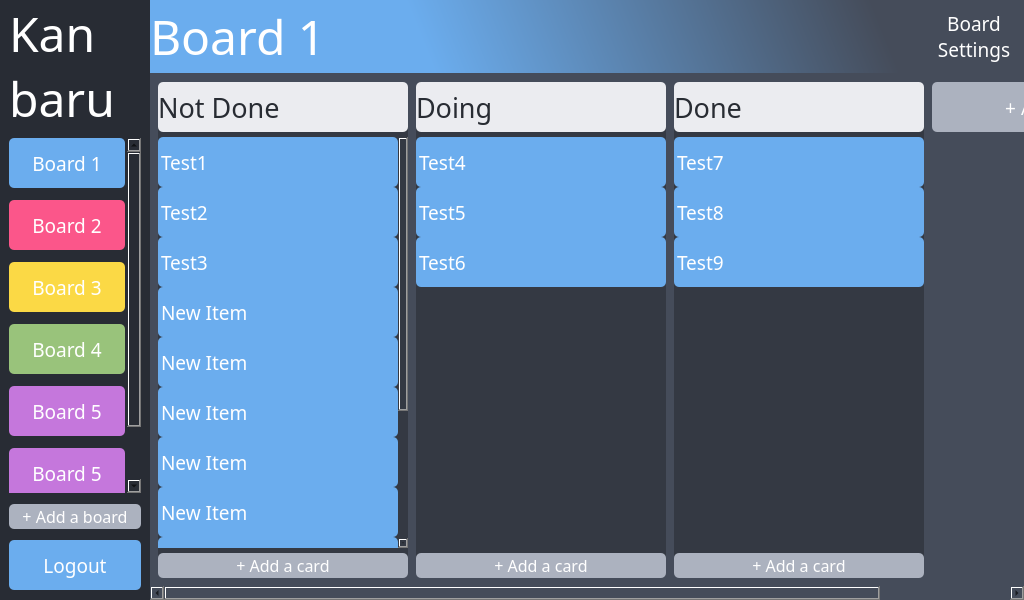
dulapahv/Kanbaru, file src/ui/main.ui: the form before one commit.
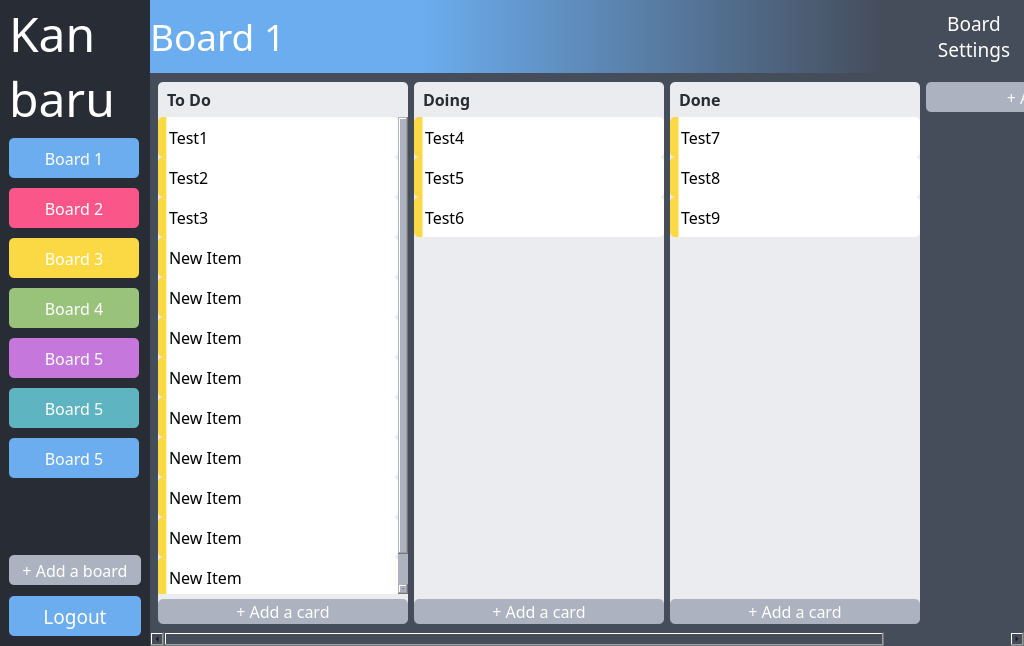
The form after the commit.

```diff
--- a/src/ui/main.ui
+++ b/src/ui/main.ui
@@ -7,7 +7,7 @@
     <x>0</x>
     <y>0</y>
     <width>1024</width>
-    <height>600</height>
+    <height>646</height>
    </rect>
   </property>
   <property name="windowTitle">
@@ -126,14 +126,14 @@
              <property name="geometry">
               <rect>
                <x>0</x>
-               <y>-76</y>
-               <width>122</width>
-               <height>434</height>
+               <y>0</y>
+               <width>132</width>
+               <height>389</height>
               </rect>
              </property>
              <layout class="QVBoxLayout" name="verticalLayout_4">
               <property name="spacing">
-               <number>12</number>
+               <number>10</number>
               </property>
               <property name="leftMargin">
                <number>0</number>
@@ -158,13 +158,13 @@
                 <property name="minimumSize">
                  <size>
                   <width>0</width>
-                  <height>50</height>
+                  <height>40</height>
                  </size>
                 </property>
                 <property name="font">
                  <font>
                   <family>Torus Pro</family>
-                  <pointsize>14</pointsize>
+                  <pointsize>12</pointsize>
                  </font>
                 </property>
                 <property name="cursor">
@@ -184,13 +184,13 @@
                 <property name="minimumSize">
                  <size>
                   <width>0</width>
-                  <height>50</height>
+                  <height>40</height>
                  </size>
                 </property>
                 <property name="font">
                  <font>
                   <family>Torus Pro</family>
-                  <pointsize>14</pointsize>
+                  <pointsize>12</pointsize>
                  </font>
                 </property>
                 <property name="cursor">
@@ -210,13 +210,13 @@
                 <property name="minimumSize">
                  <size>
                   <width>0</width>
-                  <height>50</height>
+                  <height>40</height>
                  </size>
                 </property>
                 <property name="font">
                  <font>
                   <family>Torus Pro</family>
-                  <pointsize>14</pointsize>
+                  <pointsize>12</pointsize>
                  </font>
                 </property>
                 <property name="cursor">
@@ -236,13 +236,13 @@
                 <property name="minimumSize">
                  <size>
                   <width>0</width>
-                  <height>50</height>
+                  <height>40</height>
                  </size>
                 </property>
                 <property name="font">
                  <font>
                   <family>Torus Pro</family>
-                  <pointsize>14</pointsize>
+                  <pointsize>12</pointsize>
                  </font>
                 </property>
                 <property name="cursor">
@@ -262,13 +262,13 @@
                 <property name="minimumSize">
                  <size>
                   <width>0</width>
-                  <height>50</height>
+                  <height>40</height>
                  </size>
                 </property>
                 <property name="font">
                  <font>
                   <family>Torus Pro</family>
-                  <pointsize>14</pointsize>
+                  <pointsize>12</pointsize>
                  </font>
                 </property>
                 <property name="cursor">
@@ -288,20 +288,20 @@
                 <property name="minimumSize">
                  <size>
                   <width>0</width>
-                  <height>50</height>
+                  <height>40</height>
                  </size>
                 </property>
                 <property name="font">
                  <font>
                   <family>Torus Pro</family>
-                  <pointsize>14</pointsize>
+                  <pointsize>12</pointsize>
                  </font>
                 </property>
                 <property name="cursor">
                  <cursorShape>PointingHandCursor</cursorShape>
                 </property>
                 <property name="styleSheet">
-                 <string notr="true">QPushButton {background-color: #c577dc; color: #ffffff; border-radius: 5px}
+                 <string notr="true">QPushButton {background-color: #5eb5c1; color: #ffffff; border-radius: 5px}
 QPushButton:hover {background-color: #7e828c;}</string>
                 </property>
                 <property name="text">
@@ -314,20 +314,20 @@
                 <property name="minimumSize">
                  <size>
                   <width>0</width>
-                  <height>50</height>
+                  <height>40</height>
                  </size>
                 </property>
                 <property name="font">
                  <font>
                   <family>Torus Pro</family>
-                  <pointsize>14</pointsize>
+                  <pointsize>12</pointsize>
                  </font>
                 </property>
                 <property name="cursor">
                  <cursorShape>PointingHandCursor</cursorShape>
                 </property>
                 <property name="styleSheet">
-                 <string notr="true">QPushButton {background-color: #c577dc; color: #ffffff; border-radius: 5px}
+                 <string notr="true">QPushButton {background-color: #6badee; color: #ffffff; border-radius: 5px}
 QPushButton:hover {background-color: #7e828c;}</string>
                 </property>
                 <property name="text">
@@ -373,7 +373,7 @@
             <property name="minimumSize">
              <size>
               <width>0</width>
-              <height>25</height>
+              <height>30</height>
              </size>
             </property>
             <property name="font">
@@ -412,7 +412,7 @@
             <property name="minimumSize">
              <size>
               <width>0</width>
-              <height>50</height>
+              <height>40</height>
              </size>
             </property>
             <property name="font">
@@ -464,11 +464,11 @@
              <property name="font">
               <font>
                <family>Torus Pro</family>
-               <pointsize>36</pointsize>
+               <pointsize>28</pointsize>
               </font>
              </property>
              <property name="styleSheet">
-              <string notr="true">background-color: qlineargradient(spread:pad, x1:0.35, y1:0.522727, x2:0.95, y2:0.5, stop:0 rgba(107, 173, 238, 255), stop:1 rgba(69, 76, 90, 255));
+              <string notr="true">background-color: qlineargradient(spread:pad, x1:0.35, y1:0.5, x2:0.95, y2:0.5, stop:0 rgba(107, 173, 238, 255), stop:1 rgba(69, 76, 90, 255));
 color: #FFFFFF;</string>
              </property>
              <property name="text">
@@ -564,13 +564,13 @@
               <widget class="QWidget" name="scrollAreaWidgetContents">
                <property name="geometry">
                 <rect>
-                 <x>-168</x>
+                 <x>0</x>
                  <y>0</y>
-                 <width>1040</width>
-                 <height>498</height>
+                 <width>1032</width>
+                 <height>544</height>
                 </rect>
                </property>
-               <layout class="QGridLayout" name="gridLayout">
+               <layout class="QHBoxLayout" name="horizontalLayout_5">
                 <property name="leftMargin">
                  <number>8</number>
                 </property>
@@ -583,16 +583,10 @@
                 <property name="bottomMargin">
                  <number>8</number>
                 </property>
-                <property name="horizontalSpacing">
-                 <number>8</number>
-                </property>
-                <property name="verticalSpacing">
-                 <number>0</number>
-                </property>
-                <item row="0" column="0">
+                <item>
                  <widget class="QWidget" name="widget_3" native="true">
                   <property name="sizePolicy">
-                   <sizepolicy hsizetype="Fixed" vsizetype="Preferred">
+                   <sizepolicy hsizetype="Fixed" vsizetype="Minimum">
                     <horstretch>0</horstretch>
                     <verstretch>0</verstretch>
                    </sizepolicy>
@@ -604,7 +598,7 @@
                    </size>
                   </property>
                   <property name="styleSheet">
-                   <string notr="true">background-color: #343943;
+                   <string notr="true">background-color: #ebecf0;
 border-radius: 10px;</string>
                   </property>
                   <layout class="QVBoxLayout" name="verticalLayout_3">
@@ -628,25 +622,27 @@
                      <property name="minimumSize">
                       <size>
                        <width>0</width>
-                       <height>50</height>
+                       <height>30</height>
                       </size>
                      </property>
                      <property name="font">
                       <font>
                        <family>Torus Pro</family>
-                       <pointsize>20</pointsize>
+                       <pointsize>12</pointsize>
+                       <bold>true</bold>
                       </font>
                      </property>
                      <property name="styleSheet">
                       <string notr="true">color: #282c33;
 background-color: #ebecf0;
-border-radius: 5px;</string>
+border-radius: 5px;
+padding: 5px 0px 0px 5px;</string>
                      </property>
                      <property name="text">
-                      <string>Not Done</string>
+                      <string>To Do</string>
                      </property>
                      <property name="margin">
-                      <number>10</number>
+                      <number>0</number>
                      </property>
                     </widget>
                    </item>
@@ -668,17 +664,29 @@
                    </item>
                    <item>
                     <widget class="QListWidget" name="listWidget_3">
+                     <property name="sizePolicy">
+                      <sizepolicy hsizetype="Fixed" vsizetype="Expanding">
+                       <horstretch>0</horstretch>
+                       <verstretch>0</verstretch>
+                      </sizepolicy>
+                     </property>
+                     <property name="maximumSize">
+                      <size>
+                       <width>250</width>
+                       <height>16777215</height>
+                      </size>
+                     </property>
                      <property name="font">
                       <font>
                        <family>Torus Pro</family>
-                       <pointsize>14</pointsize>
+                       <pointsize>12</pointsize>
                       </font>
                      </property>
                      <property name="styleSheet">
-                      <string notr="true">QListWidget::item {height: 50px}
-QListWidget::item {background-color: #6badee; color: #ffffff; border-radius: 5px}
-QListWidget::item:hover {background-color: #5487bb; color: #ffffff}
-QScrollBar:vertical {width: 10px; margin: 0px 0px 0px 0px; background-color: #343943}</string>
+                      <string notr="true">QListWidget::item {height: 40px; padding: 0px 0px 0px 8px}
+QListWidget::item {background-color: qlineargradient(spread:pad, x1:0, y1:0.5, x2:0.95, y2:0.5, stop:0 rgba(251, 217, 69, 255), stop:0.0338983 rgba(251, 217, 69, 255), stop:0.039548 rgba(255, 255, 255, 255), stop:1 rgba(255, 255, 255, 255)); color: #000000; border-radius: 5px}
+QListWidget::item:hover {background-color: qlineargradient(spread:pad, x1:0, y1:0.5, x2:0.95, y2:0.5, stop:0 rgba(199, 172, 54, 255), stop:0.0338983 rgba(199, 172, 54, 255), stop:0.039548 rgba(244, 245, 247, 255), stop:1 rgba(244, 245, 247, 255)); color: #000000}
+QScrollBar:vertical {width: 10px; margin: 0px 0px 0px 0px; background-color: #acb2bf}</string>
                      </property>
                      <property name="frameShape">
                       <enum>QFrame::NoFrame</enum>
@@ -698,6 +706,9 @@
                      <property name="spacing">
                       <number>5</number>
                      </property>
+                     <property name="wordWrap">
+                      <bool>true</bool>
+                     </property>
                      <item>
                       <property name="text">
                        <string>Test1</string>
@@ -811,10 +822,213 @@
                   </layout>
                  </widget>
                 </item>
-                <item row="0" column="2">
+                <item>
+                 <widget class="QWidget" name="widget_4" native="true">
+                  <property name="sizePolicy">
+                   <sizepolicy hsizetype="Fixed" vsizetype="Minimum">
+                    <horstretch>0</horstretch>
+                    <verstretch>0</verstretch>
+                   </sizepolicy>
+                  </property>
+                  <property name="minimumSize">
+                   <size>
+                    <width>250</width>
+                    <height>0</height>
+                   </size>
+                  </property>
+                  <property name="styleSheet">
+                   <string notr="true">background-color: #ebecf0;
+border-radius: 10px;</string>
+                  </property>
+                  <layout class="QVBoxLayout" name="verticalLayout_5">
+                   <property name="spacing">
+                    <number>0</number>
+                   </property>
+                   <property name="leftMargin">
+                    <number>0</number>
+                   </property>
+                   <property name="topMargin">
+                    <number>0</number>
+                   </property>
+                   <property name="rightMargin">
+                    <number>0</number>
+                   </property>
+                   <property name="bottomMargin">
+                    <number>0</number>
+                   </property>
+                   <item>
+                    <widget class="QLabel" name="label_3">
+                     <property name="sizePolicy">
+                      <sizepolicy hsizetype="Preferred" vsizetype="Fixed">
+                       <horstretch>0</horstretch>
+                       <verstretch>0</verstretch>
+                      </sizepolicy>
+                     </property>
+                     <property name="minimumSize">
+                      <size>
+                       <width>0</width>
+                       <height>30</height>
+                      </size>
+                     </property>
+                     <property name="font">
+                      <font>
+                       <family>Torus Pro</family>
+                       <pointsize>12</pointsize>
+                       <bold>true</bold>
+                      </font>
+                     </property>
+                     <property name="styleSheet">
+                      <string notr="true">color: #282c33;
+background-color: #ebecf0;
+border-radius: 5px;
+padding: 5px 0px 0px 5px;</string>
+                     </property>
+                     <property name="text">
+                      <string>Doing</string>
+                     </property>
+                     <property name="margin">
+                      <number>0</number>
+                     </property>
+                    </widget>
+                   </item>
+                   <item>
+                    <spacer name="verticalSpacer_3">
+                     <property name="orientation">
+                      <enum>Qt::Vertical</enum>
+                     </property>
+                     <property name="sizeType">
+                      <enum>QSizePolicy::Fixed</enum>
+                     </property>
+                     <property name="sizeHint" stdset="0">
+                      <size>
+                       <width>20</width>
+                       <height>5</height>
+                      </size>
+                     </property>
+                    </spacer>
+                   </item>
+                   <item>
+                    <widget class="QListWidget" name="listWidget_4">
+                     <property name="sizePolicy">
+                      <sizepolicy hsizetype="Fixed" vsizetype="Minimum">
+                       <horstretch>0</horstretch>
+                       <verstretch>0</verstretch>
+                      </sizepolicy>
+                     </property>
+                     <property name="maximumSize">
+                      <size>
+                       <width>250</width>
+                       <height>16777215</height>
+                      </size>
+                     </property>
+                     <property name="font">
+                      <font>
+                       <family>Torus Pro</family>
+                       <pointsize>12</pointsize>
+                      </font>
+                     </property>
+                     <property name="styleSheet">
+                      <string notr="true">QListWidget::item {height: 40px; padding: 0px 0px 0px 8px}
+QListWidget::item {background-color: qlineargradient(spread:pad, x1:0, y1:0.5, x2:0.95, y2:0.5, stop:0 rgba(251, 217, 69, 255), stop:0.0338983 rgba(251, 217, 69, 255), stop:0.039548 rgba(255, 255, 255, 255), stop:1 rgba(255, 255, 255, 255)); color: #000000; border-radius: 5px}
+QListWidget::item:hover {background-color: qlineargradient(spread:pad, x1:0, y1:0.5, x2:0.95, y2:0.5, stop:0 rgba(199, 172, 54, 255), stop:0.0338983 rgba(199, 172, 54, 255), stop:0.039548 rgba(244, 245, 247, 255), stop:1 rgba(244, 245, 247, 255)); color: #000000}
+QScrollBar:vertical {width: 10px; margin: 0px 0px 0px 0px; background-color: #acb2bf}</string>
+                     </property>
+                     <property name="frameShape">
+                      <enum>QFrame::NoFrame</enum>
+                     </property>
+                     <property name="autoScroll">
+                      <bool>true</bool>
+                     </property>
+                     <property name="dragEnabled">
+                      <bool>true</bool>
+                     </property>
+                     <property name="dragDropMode">
+                      <enum>QAbstractItemView::DragDrop</enum>
+                     </property>
+                     <property name="defaultDropAction">
+                      <enum>Qt::MoveAction</enum>
+                     </property>
+                     <property name="spacing">
+                      <number>5</number>
+                     </property>
+                     <property name="wordWrap">
+                      <bool>true</bool>
+                     </property>
+                     <item>
+                      <property name="text">
+                       <string>Test4</string>
+                      </property>
+                      <property name="flags">
+                       <set>ItemIsSelectable|ItemIsEditable|ItemIsDragEnabled|ItemIsUserCheckable|ItemIsEnabled</set>
+                      </property>
+                     </item>
+                     <item>
+                      <property name="text">
+                       <string>Test5</string>
+                      </property>
+                      <property name="flags">
+                       <set>ItemIsSelectable|ItemIsEditable|ItemIsDragEnabled|ItemIsUserCheckable|ItemIsEnabled</set>
+                      </property>
+                     </item>
+                     <item>
+                      <property name="text">
+                       <string>Test6</string>
+                      </property>
+                      <property name="flags">
+                       <set>ItemIsSelectable|ItemIsEditable|ItemIsDragEnabled|ItemIsUserCheckable|ItemIsEnabled</set>
+                      </property>
+                     </item>
+                    </widget>
+                   </item>
+                   <item>
+                    <spacer name="verticalSpacer_7">
+                     <property name="orientation">
+                      <enum>Qt::Vertical</enum>
+                     </property>
+                     <property name="sizeType">
+                      <enum>QSizePolicy::Fixed</enum>
+                     </property>
+                     <property name="sizeHint" stdset="0">
+                      <size>
+                       <width>20</width>
+                       <height>5</height>
+                      </size>
+                     </property>
+                    </spacer>
+                   </item>
+                   <item>
+                    <widget class="QPushButton" name="pushButton_5">
+                     <property name="minimumSize">
+                      <size>
+                       <width>0</width>
+                       <height>25</height>
+                      </size>
+                     </property>
+                     <property name="font">
+                      <font>
+                       <family>Torus Pro</family>
+                       <pointsize>12</pointsize>
+                      </font>
+                     </property>
+                     <property name="cursor">
+                      <cursorShape>PointingHandCursor</cursorShape>
+                     </property>
+                     <property name="styleSheet">
+                      <string notr="true">QPushButton {background-color: #acb2bf; color: #ffffff; border-radius: 5px}
+QPushButton:hover {background-color: #7e828c;}</string>
+                     </property>
+                     <property name="text">
+                      <string>+ Add a card</string>
+                     </property>
+                    </widget>
+                   </item>
+                  </layout>
+                 </widget>
+                </item>
+                <item>
                  <widget class="QWidget" name="widget_5" native="true">
                   <property name="sizePolicy">
-                   <sizepolicy hsizetype="Fixed" vsizetype="Preferred">
+                   <sizepolicy hsizetype="Fixed" vsizetype="Minimum">
                     <horstretch>0</horstretch>
                     <verstretch>0</verstretch>
                    </sizepolicy>
@@ -826,7 +1040,7 @@
                    </size>
                   </property>
                   <property name="styleSheet">
-                   <string notr="true">background-color: #343943;
+                   <string notr="true">background-color: #ebecf0;
 border-radius: 10px;</string>
                   </property>
                   <layout class="QVBoxLayout" name="verticalLayout_7">
@@ -850,25 +1064,27 @@
                      <property name="minimumSize">
                       <size>
                        <width>0</width>
-                       <height>50</height>
+                       <height>30</height>
                       </size>
                      </property>
                      <property name="font">
                       <font>
                        <family>Torus Pro</family>
-                       <pointsize>20</pointsize>
+                       <pointsize>12</pointsize>
+                       <bold>true</bold>
                       </font>
                      </property>
                      <property name="styleSheet">
                       <string notr="true">color: #282c33;
 background-color: #ebecf0;
-border-radius: 5px;</string>
+border-radius: 5px;
+padding: 5px 0px 0px 5px;</string>
                      </property>
                      <property name="text">
                       <string>Done</string>
                      </property>
                      <property name="margin">
-                      <number>10</number>
+                      <number>0</number>
                      </property>
                     </widget>
                    </item>
@@ -890,17 +1106,29 @@
                    </item>
                    <item>
                     <widget class="QListWidget" name="listWidget_5">
+                     <property name="sizePolicy">
+                      <sizepolicy hsizetype="Fixed" vsizetype="Expanding">
+                       <horstretch>0</horstretch>
+                       <verstretch>0</verstretch>
+                      </sizepolicy>
+                     </property>
+                     <property name="maximumSize">
+                      <size>
+                       <width>250</width>
+                       <height>16777215</height>
+                      </size>
+                     </property>
                      <property name="font">
                       <font>
                        <family>Torus Pro</family>
-                       <pointsize>14</pointsize>
+                       <pointsize>12</pointsize>
                       </font>
                      </property>
                      <property name="styleSheet">
-                      <string notr="true">QListWidget::item {height: 50px}
-QListWidget::item {background-color: #6badee; color: #ffffff; border-radius: 5px}
-QListWidget::item:hover {background-color: #5487bb; color: #ffffff}
-QScrollBar:vertical {width: 10px; margin: 0px 0px 0px 0px; background-color: #343943}</string>
+                      <string notr="true">QListWidget::item {height: 40px; padding: 0px 0px 0px 8px}
+QListWidget::item {background-color: qlineargradient(spread:pad, x1:0, y1:0.5, x2:0.95, y2:0.5, stop:0 rgba(251, 217, 69, 255), stop:0.0338983 rgba(251, 217, 69, 255), stop:0.039548 rgba(255, 255, 255, 255), stop:1 rgba(255, 255, 255, 255)); color: #000000; border-radius: 5px}
+QListWidget::item:hover {background-color: qlineargradient(spread:pad, x1:0, y1:0.5, x2:0.95, y2:0.5, stop:0 rgba(199, 172, 54, 255), stop:0.0338983 rgba(199, 172, 54, 255), stop:0.039548 rgba(244, 245, 247, 255), stop:1 rgba(244, 245, 247, 255)); color: #000000}
+QScrollBar:vertical {width: 10px; margin: 0px 0px 0px 0px; background-color: #acb2bf}</string>
                      </property>
                      <property name="frameShape">
                       <enum>QFrame::NoFrame</enum>
@@ -923,6 +1151,9 @@
                      <property name="spacing">
                       <number>5</number>
                      </property>
+                     <property name="wordWrap">
+                      <bool>true</bool>
+                     </property>
                      <item>
                       <property name="text">
                        <string>Test7</string>
@@ -991,7 +1222,7 @@
                   </layout>
                  </widget>
                 </item>
-                <item row="0" column="3">
+                <item>
                  <widget class="QWidget" name="widget_6" native="true">
                   <property name="sizePolicy">
                    <sizepolicy hsizetype="Fixed" vsizetype="Preferred">
@@ -1026,13 +1257,14 @@
                      <property name="minimumSize">
                       <size>
                        <width>0</width>
-                       <height>50</height>
+                       <height>30</height>
                       </size>
                      </property>
                      <property name="font">
                       <font>
                        <family>Torus Pro</family>
-                       <pointsize>14</pointsize>
+                       <pointsize>12</pointsize>
+                       <bold>false</bold>
                       </font>
                      </property>
                      <property name="cursor">
@@ -1063,184 +1295,7 @@
                   </layout>
                  </widget>
                 </item>
-                <item row="0" column="1">
-                 <widget class="QWidget" name="widget_4" native="true">
-                  <property name="sizePolicy">
-                   <sizepolicy hsizetype="Fixed" vsizetype="Preferred">
-                    <horstretch>0</horstretch>
-                    <verstretch>0</verstretch>
-                   </sizepolicy>
-                  </property>
-                  <property name="minimumSize">
-                   <size>
-                    <width>250</width>
-                    <height>0</height>
-                   </size>
-                  </property>
-                  <property name="styleSheet">
-                   <string notr="true">background-color: #343943;
-border-radius: 10px;</string>
-                  </property>
-                  <layout class="QVBoxLayout" name="verticalLayout_5">
-                   <property name="spacing">
-                    <number>0</number>
-                   </property>
-                   <property name="leftMargin">
-                    <number>0</number>
-                   </property>
-                   <property name="topMargin">
-                    <number>0</number>
-                   </property>
-                   <property name="rightMargin">
-                    <number>0</number>
-                   </property>
-                   <property name="bottomMargin">
-                    <number>0</number>
-                   </property>
-                   <item>
-                    <widget class="QLabel" name="label_3">
-                     <property name="minimumSize">
-                      <size>
-                       <width>0</width>
-                       <height>50</height>
-                      </size>
-                     </property>
-                     <property name="font">
-                      <font>
-                       <family>Torus Pro</family>
-                       <pointsize>20</pointsize>
-                      </font>
-                     </property>
-                     <property name="styleSheet">
-                      <string notr="true">color: #282c33;
-background-color: #ebecf0;
-border-radius: 5px;</string>
-                     </property>
-                     <property name="text">
-                      <string>Doing</string>
-                     </property>
-                     <property name="margin">
-                      <number>10</number>
-                     </property>
-                    </widget>
-                   </item>
-                   <item>
-                    <spacer name="verticalSpacer_3">
-                     <property name="orientation">
-                      <enum>Qt::Vertical</enum>
-                     </property>
-                     <property name="sizeType">
-                      <enum>QSizePolicy::Fixed</enum>
-                     </property>
-                     <property name="sizeHint" stdset="0">
-                      <size>
-                       <width>20</width>
-                       <height>5</height>
-                      </size>
-                     </property>
-                    </spacer>
-                   </item>
-                   <item>
-                    <widget class="QListWidget" name="listWidget_4">
-                     <property name="font">
-                      <font>
-                       <family>Torus Pro</family>
-                       <pointsize>14</pointsize>
-                      </font>
-                     </property>
-                     <property name="styleSheet">
-                      <string notr="true">QListWidget::item {height: 50px}
-QListWidget::item {background-color: #6badee; color: #ffffff; border-radius: 5px}
-QListWidget::item:hover {background-color: #5487bb; color: #ffffff}
-QScrollBar:vertical {width: 10px; margin: 0px 0px 0px 0px; background-color: #343943}</string>
-                     </property>
-                     <property name="frameShape">
-                      <enum>QFrame::NoFrame</enum>
-                     </property>
-                     <property name="autoScroll">
-                      <bool>true</bool>
-                     </property>
-                     <property name="dragEnabled">
-                      <bool>true</bool>
-                     </property>
-                     <property name="dragDropMode">
-                      <enum>QAbstractItemView::DragDrop</enum>
-                     </property>
-                     <property name="defaultDropAction">
-                      <enum>Qt::MoveAction</enum>
-                     </property>
-                     <property name="spacing">
-                      <number>5</number>
-                     </property>
-                     <item>
-                      <property name="text">
-                       <string>Test4</string>
-                      </property>
-                      <property name="flags">
-                       <set>ItemIsSelectable|ItemIsEditable|ItemIsDragEnabled|ItemIsUserCheckable|ItemIsEnabled</set>
-                      </property>
-                     </item>
-                     <item>
-                      <property name="text">
-                       <string>Test5</string>
-                      </property>
-                      <property name="flags">
-                       <set>ItemIsSelectable|ItemIsEditable|ItemIsDragEnabled|ItemIsUserCheckable|ItemIsEnabled</set>
-                      </property>
-                     </item>
-                     <item>
-                      <property name="text">
-                       <string>Test6</string>
-                      </property>
-                      <property name="flags">
-                       <set>ItemIsSelectable|ItemIsEditable|ItemIsDragEnabled|ItemIsUserCheckable|ItemIsEnabled</set>
-                      </property>
-                     </item>
-                    </widget>
-                   </item>
-                   <item>
-                    <spacer name="verticalSpacer_7">
-                     <property name="orientation">
-                      <enum>Qt::Vertical</enum>
-                     </property>
-                     <property name="sizeType">
-                      <enum>QSizePolicy::Fixed</enum>
-                     </property>
-                     <property name="sizeHint" stdset="0">
-                      <size>
-                       <width>20</width>
-                       <height>5</height>
-                      </size>
-                     </property>
-                    </spacer>
-                   </item>
-                   <item>
-                    <widget class="QPushButton" name="pushButton_5">
-                     <property name="minimumSize">
-                      <size>
-                       <width>0</width>
-                       <height>25</height>
-                      </size>
-                     </property>
-                     <property name="font">
-                      <font>
-                       <family>Torus Pro</family>
-                       <pointsize>12</pointsize>
-                      </font>
-                     </property>
-                     <property name="styleSheet">
-                      <string notr="true">QPushButton {background-color: #acb2bf; color: #ffffff; border-radius: 5px}
-QPushButton:hover {background-color: #7e828c;}</string>
-                     </property>
-                     <property name="text">
-                      <string>+ Add a card</string>
-                     </property>
-                    </widget>
-                   </item>
-                  </layout>
-                 </widget>
-                </item>
-                <item row="0" column="4">
+                <item>
                  <spacer name="horizontalSpacer">
                   <property name="orientation">
                    <enum>Qt::Horizontal</enum>
```
Left out of the diff: 33 changed lines with no effect on the pictures.
